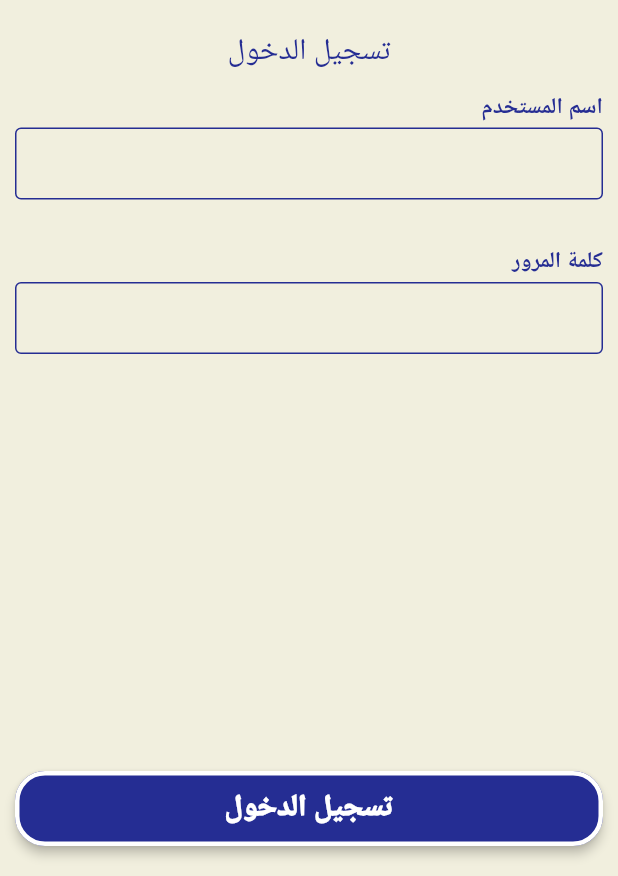
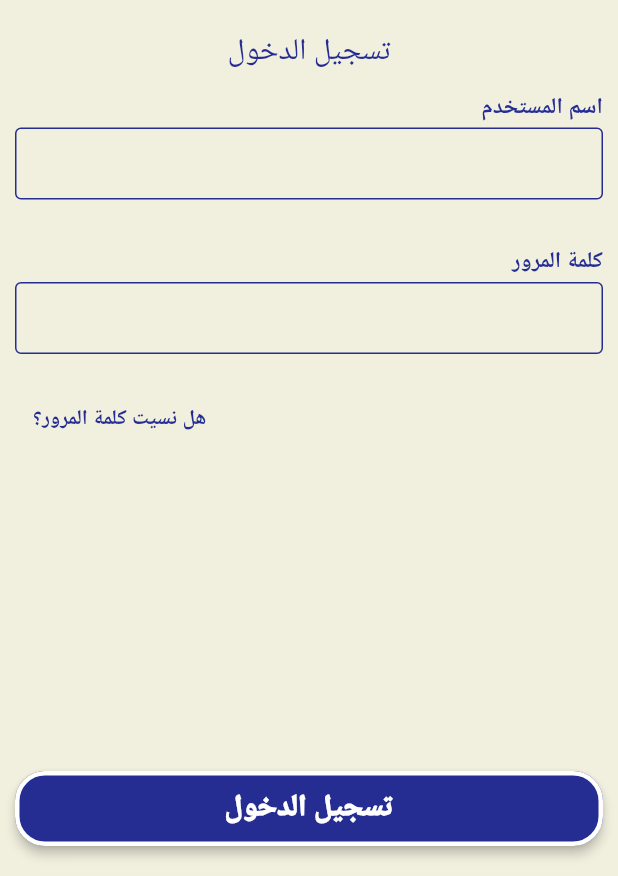
Before and after one commit to mohadmed-adel/cti-mobile, a Flutter app: the screen it shows after launch, on a phone screen of 412 x 824 dp, the part 360-1236 px from its top. Run offline on Flutter 3.47's test engine with Material 3 defaults, Android fonts, the phone set to English and light mode, and no system bars; our stand-ins replace dio, file_picker, flutter_styled_toast, gallery_saver, pretty_dio_logger, shared_preferences.

Commit message:
fix issues

```diff
--- a/lib/features/activeRequests/view/active-requests/active_requests_screen.dart
+++ b/lib/features/activeRequests/view/active-requests/active_requests_screen.dart
@@ -14,7 +14,6 @@ class ActiveRequestsScreen extends StatelessWidget {
     return Scaffold(
       appBar: const DefualtAppBar(
         title: "الطلبات النشطه",
-        showMenuBtn: false,
       ),
       body: FutureBuilder(
         future: ActiveRequestServices.getActiveRequestList(),
--- a/lib/features/login/view/login_screen.dart
+++ b/lib/features/login/view/login_screen.dart
@@ -71,6 +71,19 @@ class _LoginScreenState extends State<LoginScreen> {
               },
               label: "كلمة المرور",
             ),
+            Align(
+              alignment: Alignment.bottomLeft,
+              child: TextButton(
+                onPressed: () {},
+                child: const Text(
+                  "هل نسيت كلمة المرور؟",
+                  style: TextStyle(
+                    color: AppColors.primary,
+                    fontWeight: FontWeight.bold,
+                  ),
+                ),
+              ),
+            )
           ],
         ),
       ),
```
Also changed, not shown: lib/features/activeRequests/view/active-requests/widgets/requested_services_card.dart (+27 -4 lines).
